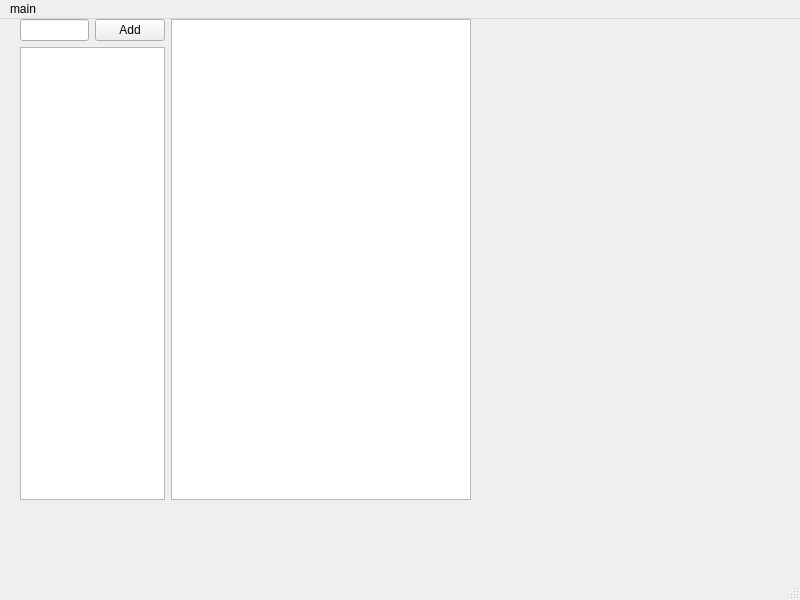
Old version of the form gantt.ui in the repository thedanzjl/gantt.
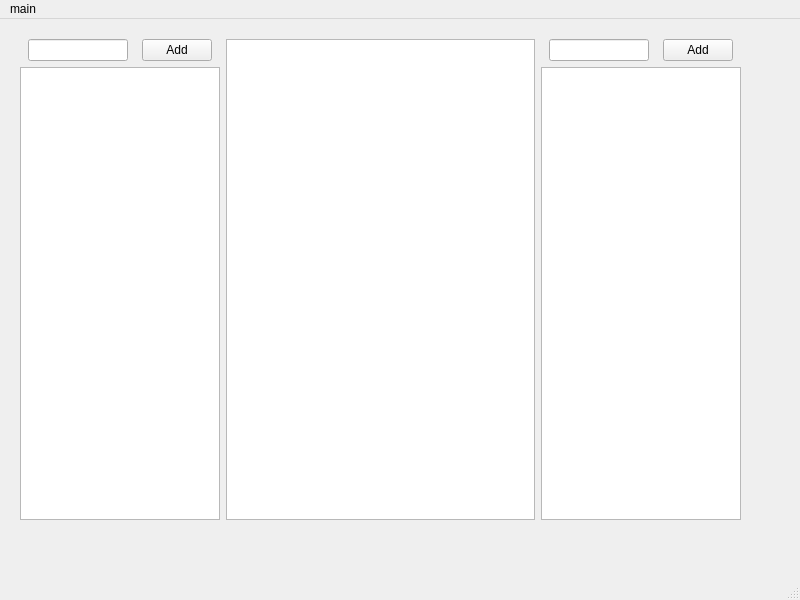
New version of the form.

```diff
--- a/gantt.ui
+++ b/gantt.ui
@@ -18,8 +18,8 @@
     <property name="geometry">
      <rect>
       <x>20</x>
-      <y>0</y>
-      <width>451</width>
+      <y>20</y>
+      <width>721</width>
       <height>481</height>
      </rect>
     </property>
@@ -90,6 +90,66 @@
        </property>
       </widget>
      </item>
+     <item>
+      <layout class="QHBoxLayout" name="horizontalLayout_6">
+       <item>
+        <layout class="QVBoxLayout" name="verticalLayout_6">
+         <property name="sizeConstraint">
+          <enum>QLayout::SetMaximumSize</enum>
+         </property>
+         <property name="rightMargin">
+          <number>0</number>
+         </property>
+         <property name="bottomMargin">
+          <number>0</number>
+         </property>
+         <item>
+          <layout class="QHBoxLayout" name="horizontalLayout_7">
+           <item>
+            <widget class="QLineEdit" name="userLine">
+             <property name="maximumSize">
+              <size>
+               <width>100</width>
+               <height>16777215</height>
+              </size>
+             </property>
+            </widget>
+           </item>
+           <item>
+            <widget class="QPushButton" name="addUserButton">
+             <property name="maximumSize">
+              <size>
+               <width>70</width>
+               <height>16777215</height>
+              </size>
+             </property>
+             <property name="text">
+              <string>Add</string>
+             </property>
+            </widget>
+           </item>
+          </layout>
+         </item>
+         <item>
+          <widget class="QTableWidget" name="userTable">
+           <property name="maximumSize">
+            <size>
+             <width>200</width>
+             <height>16777215</height>
+            </size>
+           </property>
+           <property name="editTriggers">
+            <set>QAbstractItemView::AnyKeyPressed</set>
+           </property>
+           <property name="sortingEnabled">
+            <bool>false</bool>
+           </property>
+          </widget>
+         </item>
+        </layout>
+       </item>
+      </layout>
+     </item>
     </layout>
    </widget>
   </widget>
```
Left out of the diff: 2 changed lines with no effect on the pictures.
